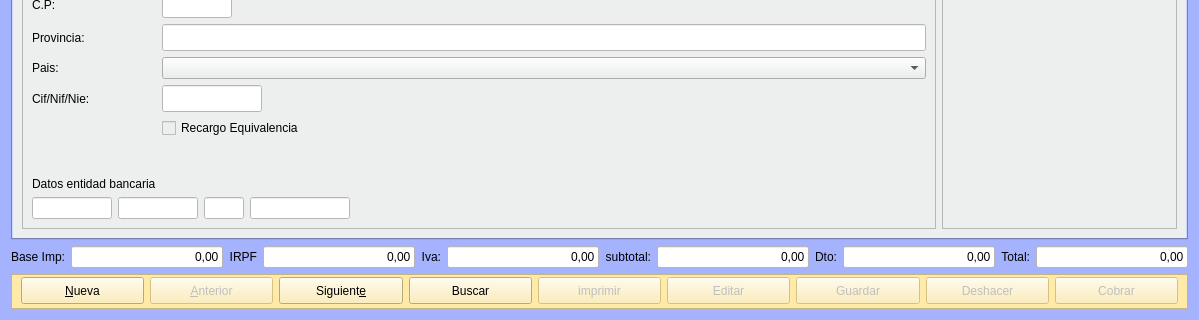
The window that Zona_Ventas/frmfacturas.ui (arcnexus/RedFoX) describes before a commit, drawn with Qt 5; both pictures show x 0 to 1199 and y 319 to 639 of the 1199 by 639 pixel window.
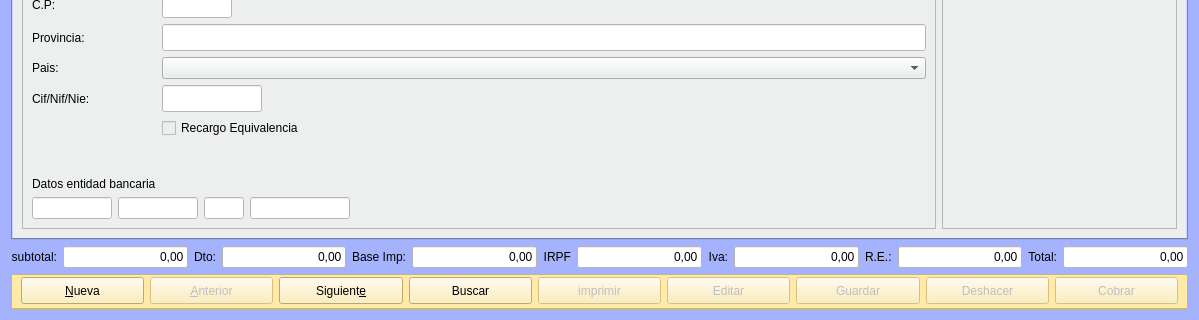
The same window after the commit. Icons and pictures are not drawn.

What changed in the file:
```diff
--- a/Zona_Ventas/frmfacturas.ui
+++ b/Zona_Ventas/frmfacturas.ui
@@ -2148,6 +2148,55 @@
    </item>
    <item row="3" column="0" colspan="4">
     <layout class="QHBoxLayout" name="horizontalLayout_3">
+     <item>
+      <widget class="QLabel" name="label_8">
+       <property name="text">
+        <string>subtotal:</string>
+       </property>
+       <property name="alignment">
+        <set>Qt::AlignRight|Qt::AlignTrailing|Qt::AlignVCenter</set>
+       </property>
+      </widget>
+     </item>
+     <item>
+      <widget class="QLineEdit" name="txtsubtotal">
+       <property name="styleSheet">
+        <string notr="true">background-color: rgb(255, 255, 255);</string>
+       </property>
+       <property name="text">
+        <string>0,00</string>
+       </property>
+       <property name="alignment">
+        <set>Qt::AlignRight|Qt::AlignTrailing|Qt::AlignVCenter</set>
+       </property>
+       <property name="readOnly">
+        <bool>true</bool>
+       </property>
+      </widget>
+     </item>
+     <item>
+      <widget class="QLabel" name="label_9">
+       <property name="text">
+        <string>Dto:</string>
+       </property>
+       <property name="alignment">
+        <set>Qt::AlignRight|Qt::AlignTrailing|Qt::AlignVCenter</set>
+       </property>
+      </widget>
+     </item>
+     <item>
+      <widget class="QLineEdit" name="txtimporte_descuento">
+       <property name="styleSheet">
+        <string notr="true">background-color: rgb(255, 255, 255);</string>
+       </property>
+       <property name="text">
+        <string>0,00</string>
+       </property>
+       <property name="alignment">
+        <set>Qt::AlignRight|Qt::AlignTrailing|Qt::AlignVCenter</set>
+       </property>
+      </widget>
+     </item>
      <item>
       <widget class="QLabel" name="label_16">
        <property name="sizePolicy">
@@ -2224,43 +2273,14 @@
       </widget>
      </item>
      <item>
-      <widget class="QLabel" name="label_8">
+      <widget class="QLabel" name="label_30">
        <property name="text">
-        <string>subtotal:</string>
+        <string>R.E.:</string>
        </property>
-       <property name="alignment">
-        <set>Qt::AlignRight|Qt::AlignTrailing|Qt::AlignVCenter</set>
-       </property>
       </widget>
      </item>
      <item>
-      <widget class="QLineEdit" name="txtsubtotal">
-       <property name="styleSheet">
-        <string notr="true">background-color: rgb(255, 255, 255);</string>
-       </property>
-       <property name="text">
-        <string>0,00</string>
-       </property>
-       <property name="alignment">
-        <set>Qt::AlignRight|Qt::AlignTrailing|Qt::AlignVCenter</set>
-       </property>
-       <property name="readOnly">
-        <bool>true</bool>
-       </property>
-      </widget>
-     </item>
-     <item>
-      <widget class="QLabel" name="label_9">
-       <property name="text">
-        <string>Dto:</string>
-       </property>
-       <property name="alignment">
-        <set>Qt::AlignRight|Qt::AlignTrailing|Qt::AlignVCenter</set>
-       </property>
-      </widget>
-     </item>
-     <item>
-      <widget class="QLineEdit" name="txtimporte_descuento">
+      <widget class="QLineEdit" name="txtrec">
        <property name="styleSheet">
         <string notr="true">background-color: rgb(255, 255, 255);</string>
        </property>
```
